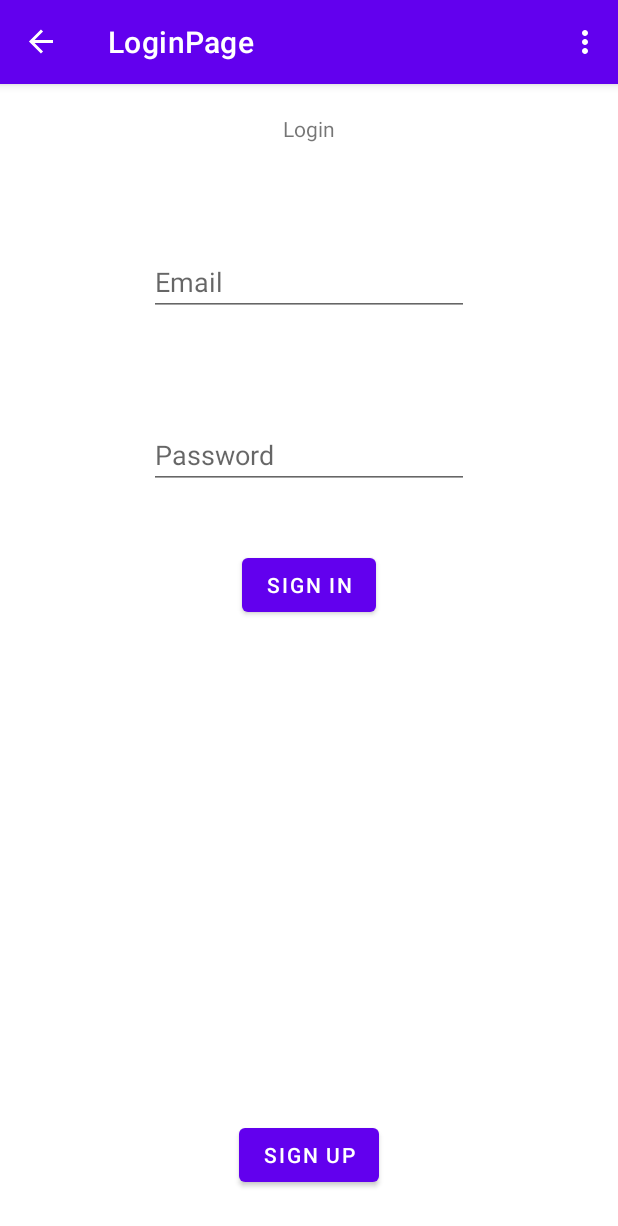
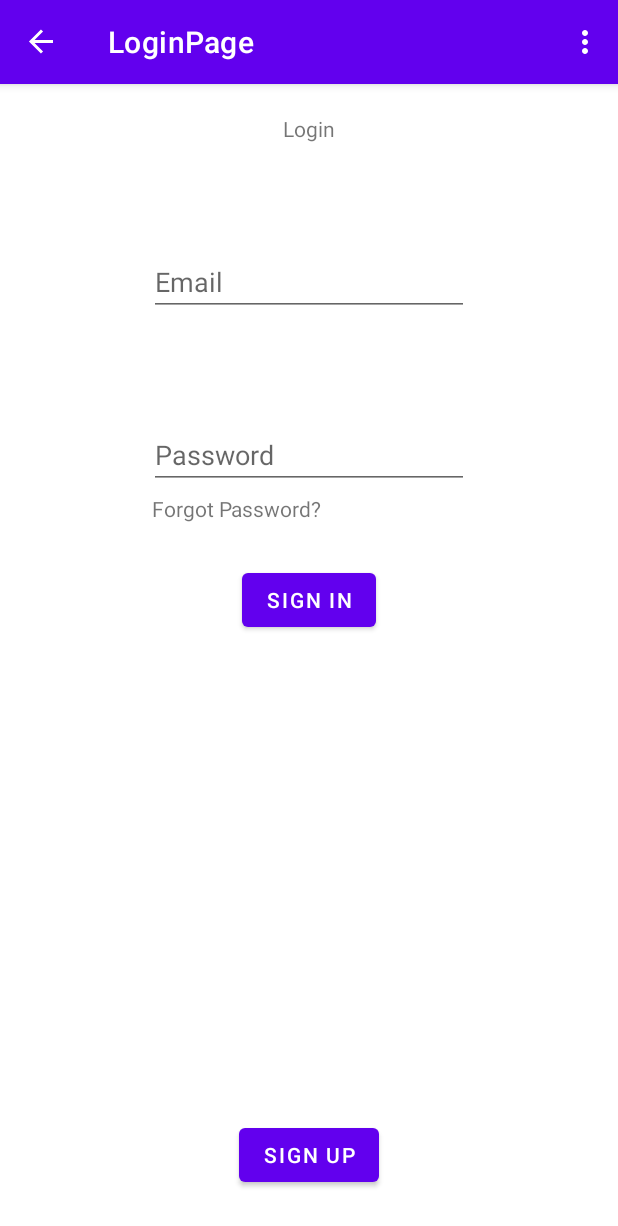
Before and after one commit to StevenNZ/pomodoro, an Android app: the screen it shows after launch (MainActivity), after a tap on an icon or button, on a phone screen of 412 x 824 dp. Shown: the top 1226 px of the screen. Run offline under Robolectric (Android 15) with nearby library versions, the light colour scheme and no system bars; our stand-ins replace Firebase (no records; nobody signed in at launch, a user with empty details on screens opened directly), navigation-ui.

Commit message:
feat: forgot password text added to login page

```diff
--- a/app/src/main/res/layout/login_page.xml
+++ b/app/src/main/res/layout/login_page.xml
@@ -44,7 +44,7 @@
         android:id="@+id/btnSignIn"
         android:layout_width="wrap_content"
         android:layout_height="wrap_content"
-        android:layout_marginTop="40dp"
+        android:layout_marginTop="50dp"
         android:text="Sign in"
         app:layout_constraintEnd_toEndOf="parent"
         app:layout_constraintStart_toStartOf="parent"
@@ -60,4 +60,14 @@
         app:layout_constraintEnd_toEndOf="parent"
         app:layout_constraintStart_toStartOf="parent" />
 
+    <TextView
+        android:id="@+id/passwordForgetText"
+        android:layout_width="wrap_content"
+        android:layout_height="wrap_content"
+        android:layout_marginStart="101dp"
+        android:layout_marginTop="3dp"
+        android:text="Forgot Password?"
+        app:layout_constraintStart_toStartOf="parent"
+        app:layout_constraintTop_toBottomOf="@+id/passwordText" />
+
 </androidx.constraintlayout.widget.ConstraintLayout>
```
